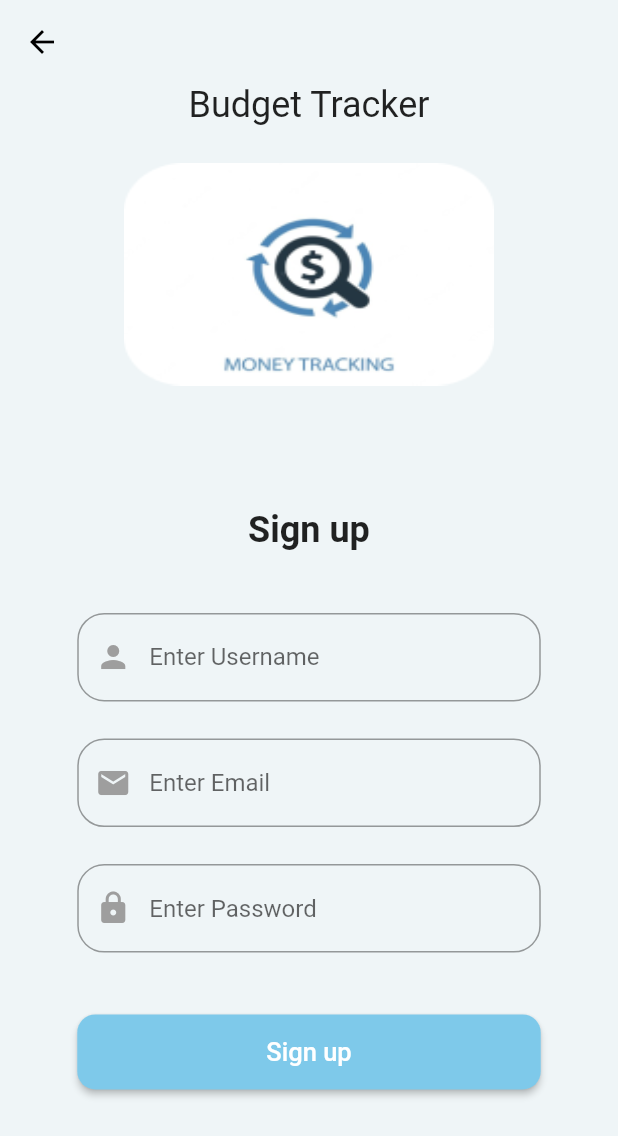
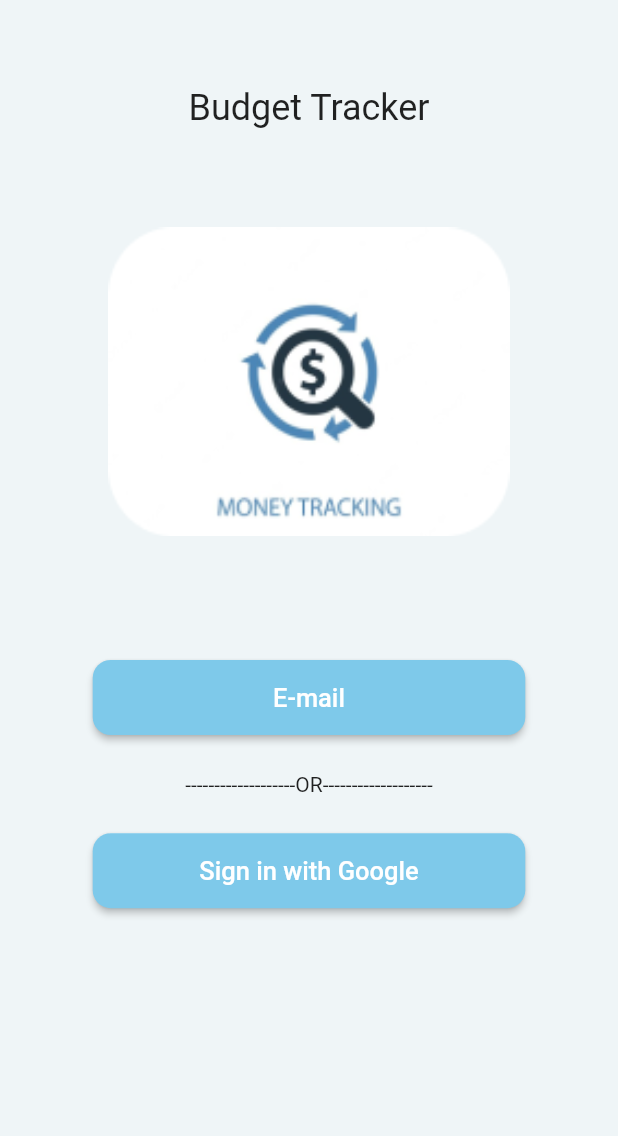
Before and after one commit to ratishjain12/Budget-Tracker-App, a Flutter app: the screen it shows after launch, on a phone screen of 412 x 824 dp. Shown: the top 1136 px of the screen. Run offline on Flutter 3.47's test engine with Material 2 defaults, Android fonts, the phone set to English and light mode, and no system bars.

Commit message:
Login option and question scr

```diff
--- a/lib/main.dart
+++ b/lib/main.dart
@@ -1,3 +1,5 @@
+import 'package:budget_tracker/screens/login_options/login_opt.dart';
+import 'package:budget_tracker/screens/login_options/questions.dart';
 import 'package:budget_tracker/screens/registeration/sign_in.dart';
 import 'package:budget_tracker/screens/registeration/sign_up.dart';
 import 'package:budget_tracker/widgets/colors.dart';
@@ -18,11 +20,13 @@ class MyApp extends StatelessWidget {
         colorScheme:
             ColorScheme.light().copyWith(primary: AppColors.secondaryColor),
       ),
-      home: SignIn(),
-      initialRoute: '/signup',
+      home: Login_opt(),
+      initialRoute: '/login_opt',
       routes: {
+        '/login_opt': (context) => Login_opt(),
         '/signin': (context) => SignIn(),
         '/signup': (context) => SignUp(),
+        '/questions': (context) => Que(),
       },
     );
   }
--- /dev/null
+++ b/lib/screens/login_options/login_opt.dart
@@ -0,0 +1,94 @@
+import 'package:budget_tracker/widgets/custom_button.dart';
+import 'package:flutter/material.dart';
+import 'package:budget_tracker/widgets/colors.dart';
+
+class Login_opt extends StatefulWidget {
+  const Login_opt({Key? key}) : super(key: key);
+
+  @override
+  State<Login_opt> createState() => _Login_optState();
+}
+
+class _Login_optState extends State<Login_opt> {
+  @override
+  Widget build(BuildContext context) {
+    var screenWidth = MediaQuery.of(context).size.width;
+    var screenHeight = MediaQuery.of(context).size.height;
+    return Scaffold(
+      backgroundColor: AppColors.primaryColor,
+      body: SingleChildScrollView(
+        child: SafeArea(
+          child: Column(
+            children: <Widget>[
+              SizedBox(
+                height: screenHeight * 0.07,
+              ),
+              Center(
+                child: Text(
+                  'Budget Tracker',
+                  style: TextStyle(
+                    fontSize: 24,
+                  ),
+                ),
+              ),
+              SizedBox(
+                height: screenHeight * 0.08,
+              ),
+              Center(
+                child: Container(
+                  width: screenWidth * 0.65,
+                  height: screenHeight * 0.25,
+                  child: Image.asset(
+                    "assets/images/banner_img.png",
+                    fit: BoxFit.fill,
+                  ),
+                ),
+              ),
+              SizedBox(
+                height: screenHeight * 0.1,
+              ),
+              Container(
+                height: screenHeight * 0.35,
+                width: screenWidth * 0.7,
+                child: Column(
+                  children: <Widget>[
+                    CustomButton(
+                      onPressed: () {
+                        Navigator.pushNamed(context, '/signin');
+                      },
+                      child: Text(
+                        'E-mail',
+                        style: TextStyle(
+                          fontSize: 17,
+                        ),
+                      ),
+                    ),
+                    SizedBox(
+                      height: screenHeight * 0.03,
+                    ),
+                    Container(
+                      child: Text('-------------------OR-------------------'),
+                    ),
+                    SizedBox(
+                      height: screenHeight * 0.03,
+                    ),
+                    CustomButton(
+                        child: Text(
+                          'Sign in with Google',
+                          style: TextStyle(fontSize: 17),
+                        ),
+                        onPressed: (() {
+                          print('Pressed');
+                        }))
+                  ],
+                ),
+              )
+            ],
+          ),
+        ),
+      ),
+    );
+  }
+
+  text(String s) {}
+}
--- a/lib/screens/registeration/sign_up.dart
+++ b/lib/screens/registeration/sign_up.dart
@@ -118,7 +118,7 @@ class _SignUpState extends State<SignUp> {
                       ),
                       CustomButton(
                         onPressed: () {
-                          print("button clicked");
+                          Navigator.pushNamed(context, '/questions');
                         },
                         child: Text(
                           "Sign up",
```
Also changed, not shown: lib/screens/login_options/questions.dart (added, +80 -0 lines), pubspec.lock.
